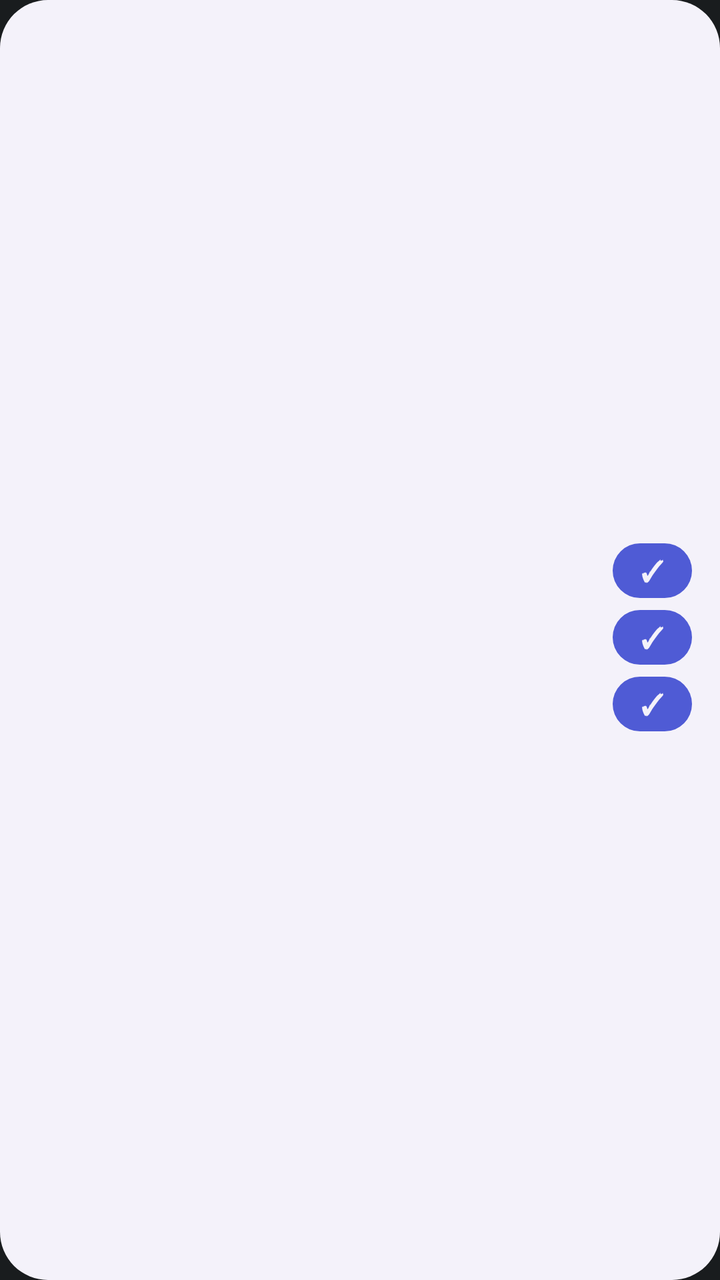
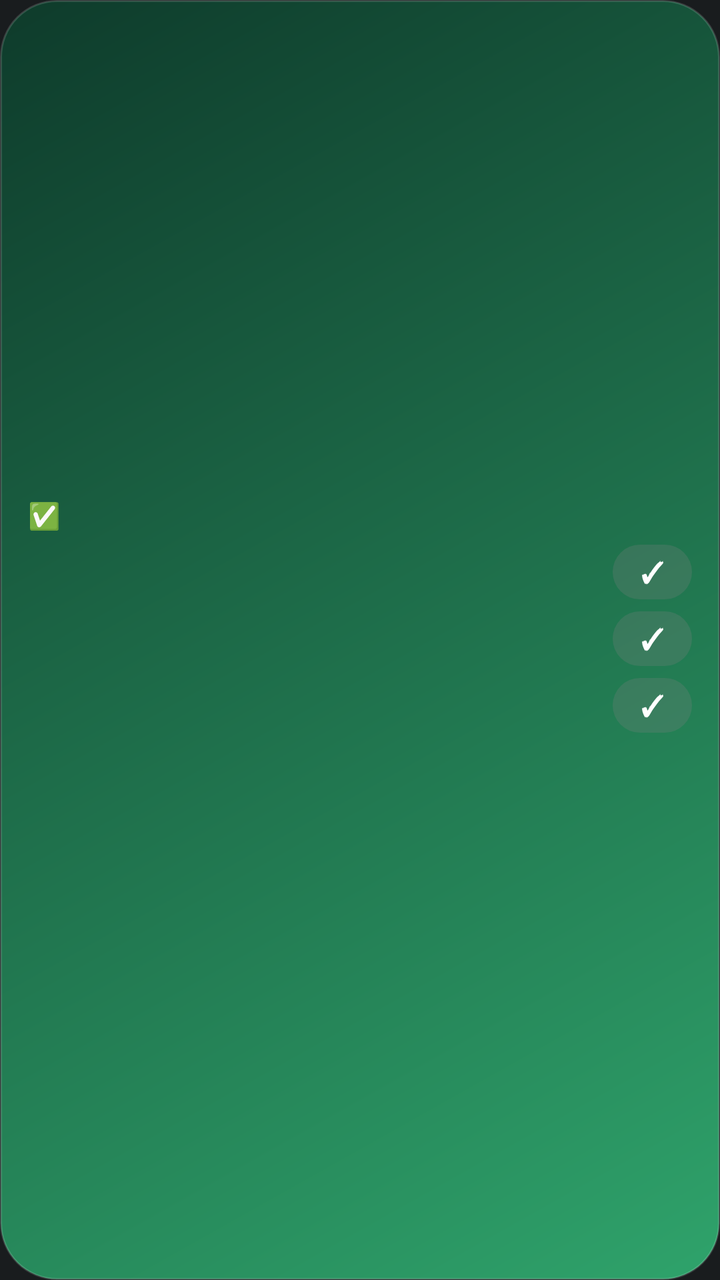

Screens rendered from an Android XML layout before and after an edit, with the pre-edit source and the edit as a unified diff.
<!-- AndroidManifest.xml: application theme android:Theme.DeviceDefault.NoActionBar -->
<!-- res/layout/widget_habits.xml -->
<?xml version="1.0" encoding="utf-8"?>
<LinearLayout xmlns:android="http://schemas.android.com/apk/res/android"
    android:id="@+id/w_root"
    android:layout_width="match_parent"
    android:layout_height="match_parent"
    android:background="@drawable/widget_bg"
    android:gravity="center_vertical"
    android:orientation="vertical"
    android:padding="14dp">

    <TextView
        android:id="@+id/w_title"
        android:layout_width="wrap_content"
        android:layout_height="wrap_content"
        android:maxLines="1"
        android:textColor="@color/widget_text_secondary"
        android:textSize="12sp" />

    <LinearLayout
        android:id="@+id/w_h1"
        android:layout_width="match_parent"
        android:layout_height="wrap_content"
        android:layout_marginTop="6dp"
        android:gravity="center_vertical"
        android:orientation="horizontal">

        <TextView
            android:id="@+id/w_h1_text"
            android:layout_width="0dp"
            android:layout_height="wrap_content"
            android:layout_weight="1"
            android:maxLines="1"
            android:textColor="@color/widget_text"
            android:textSize="14sp" />

        <TextView
            android:id="@+id/w_h1_btn"
            android:layout_width="wrap_content"
            android:layout_height="wrap_content"
            android:background="@drawable/widget_btn_bg"
            android:gravity="center"
            android:paddingLeft="14dp"
            android:paddingTop="4dp"
            android:paddingRight="14dp"
            android:paddingBottom="4dp"
            android:text="✓"
            android:textColor="@color/widget_bg"
            android:textSize="14sp"
            android:textStyle="bold" />
    </LinearLayout>

    <LinearLayout
        android:id="@+id/w_h2"
        android:layout_width="match_parent"
        android:layout_height="wrap_content"
        android:layout_marginTop="6dp"
        android:gravity="center_vertical"
        android:orientation="horizontal">

        <TextView
            android:id="@+id/w_h2_text"
            android:layout_width="0dp"
            android:layout_height="wrap_content"
            android:layout_weight="1"
            android:maxLines="1"
            android:textColor="@color/widget_text"
            android:textSize="14sp" />

        <TextView
            android:id="@+id/w_h2_btn"
            android:layout_width="wrap_content"
            android:layout_height="wrap_content"
            android:background="@drawable/widget_btn_bg"
            android:gravity="center"
            android:paddingLeft="14dp"
            android:paddingTop="4dp"
            android:paddingRight="14dp"
            android:paddingBottom="4dp"
            android:text="✓"
            android:textColor="@color/widget_bg"
            android:textSize="14sp"
            android:textStyle="bold" />
    </LinearLayout>

    <LinearLayout
        android:id="@+id/w_h3"
        android:layout_width="match_parent"
        android:layout_height="wrap_content"
        android:layout_marginTop="6dp"
        android:gravity="center_vertical"
        android:orientation="horizontal">

        <TextView
            android:id="@+id/w_h3_text"
            android:layout_width="0dp"
            android:layout_height="wrap_content"
            android:layout_weight="1"
            android:maxLines="1"
            android:textColor="@color/widget_text"
            android:textSize="14sp" />

        <TextView
            android:id="@+id/w_h3_btn"
            android:layout_width="wrap_content"
            android:layout_height="wrap_content"
            android:background="@drawable/widget_btn_bg"
            android:gravity="center"
            android:paddingLeft="14dp"
            android:paddingTop="4dp"
            android:paddingRight="14dp"
            android:paddingBottom="4dp"
            android:text="✓"
            android:textColor="@color/widget_bg"
            android:textSize="14sp"
            android:textStyle="bold" />
    </LinearLayout>

    <TextView
        android:id="@+id/w_empty"
        android:layout_width="wrap_content"
        android:layout_height="wrap_content"
        android:layout_marginTop="6dp"
        android:textColor="@color/widget_text"
        android:textSize="14sp" />
</LinearLayout>
<!-- resources referenced by this layout -->
<resources>
  <color name="widget_bg">#F4F2FA</color>
  <color name="widget_text">#1B1B1F</color>
  <color name="widget_text_secondary">#5F5C6B</color>
  <!-- drawable widget_bg (drawable) -->
  <?xml version="1.0" encoding="utf-8"?>
  <shape xmlns:android="http://schemas.android.com/apk/res/android" android:shape="rectangle">
      <solid android:color="@color/widget_bg" />
      <corners android:radius="24dp" />
  </shape>
  <!-- drawable widget_btn_bg (drawable) -->
  <?xml version="1.0" encoding="utf-8"?>
  <shape xmlns:android="http://schemas.android.com/apk/res/android" android:shape="rectangle">
      <solid android:color="@color/widget_accent" />
      <corners android:radius="14dp" />
  </shape>
  <color name="widget_accent">#4F5BD5</color>
</resources>

<!-- the commit's change to res/layout/widget_habits.xml (unified diff, before → after) -->
@@ -1,125 +1,26 @@
 <?xml version="1.0" encoding="utf-8"?>
-<LinearLayout xmlns:android="http://schemas.android.com/apk/res/android"
+<FrameLayout xmlns:android="http://schemas.android.com/apk/res/android"
     android:id="@+id/w_root"
     android:layout_width="match_parent"
-    android:layout_height="match_parent"
-    android:background="@drawable/widget_bg"
-    android:gravity="center_vertical"
-    android:orientation="vertical"
-    android:padding="14dp">
-
-    <TextView
-        android:id="@+id/w_title"
-        android:layout_width="wrap_content"
-        android:layout_height="wrap_content"
-        android:maxLines="1"
-        android:textColor="@color/widget_text_secondary"
-        android:textSize="12sp" />
-
-    <LinearLayout
-        android:id="@+id/w_h1"
-        android:layout_width="match_parent"
-        android:layout_height="wrap_content"
-        android:layout_marginTop="6dp"
-        android:gravity="center_vertical"
-        android:orientation="horizontal">
-
-        <TextView
-            android:id="@+id/w_h1_text"
-            android:layout_width="0dp"
-            android:layout_height="wrap_content"
-            android:layout_weight="1"
-            android:maxLines="1"
-            android:textColor="@color/widget_text"
-            android:textSize="14sp" />
-
-        <TextView
-            android:id="@+id/w_h1_btn"
-            android:layout_width="wrap_content"
-            android:layout_height="wrap_content"
-            android:background="@drawable/widget_btn_bg"
-            android:gravity="center"
-            android:paddingLeft="14dp"
-            android:paddingTop="4dp"
-            android:paddingRight="14dp"
-            android:paddingBottom="4dp"
-            android:text="✓"
-            android:textColor="@color/widget_bg"
-            android:textSize="14sp"
-            android:textStyle="bold" />
-    </LinearLayout>
-
-    <LinearLayout
-        android:id="@+id/w_h2"
-        android:layout_width="match_parent"
-        android:layout_height="wrap_content"
-        android:layout_marginTop="6dp"
-        android:gravity="center_vertical"
-        android:orientation="horizontal">
-
-        <TextView
-            android:id="@+id/w_h2_text"
-            android:layout_width="0dp"
-            android:layout_height="wrap_content"
-            android:layout_weight="1"
-            android:maxLines="1"
-            android:textColor="@color/widget_text"
-            android:textSize="14sp" />
-
-        <TextView
-            android:id="@+id/w_h2_btn"
-            android:layout_width="wrap_content"
-            android:layout_height="wrap_content"
-            android:background="@drawable/widget_btn_bg"
-            android:gravity="center"
-            android:paddingLeft="14dp"
-            android:paddingTop="4dp"
-            android:paddingRight="14dp"
-            android:paddingBottom="4dp"
-            android:text="✓"
-            android:textColor="@color/widget_bg"
-            android:textSize="14sp"
-            android:textStyle="bold" />
-    </LinearLayout>
-
-    <LinearLayout
-        android:id="@+id/w_h3"
-        android:layout_width="match_parent"
-        android:layout_height="wrap_content"
-        android:layout_marginTop="6dp"
-        android:gravity="center_vertical"
-        android:orientation="horizontal">
-
-        <TextView
-            android:id="@+id/w_h3_text"
-            android:layout_width="0dp"
-            android:layout_height="wrap_content"
-            android:layout_weight="1"
-            android:maxLines="1"
-            android:textColor="@color/widget_text"
-            android:textSize="14sp" />
-
-        <TextView
-            android:id="@+id/w_h3_btn"
-            android:layout_width="wrap_content"
-            android:layout_height="wrap_content"
-            android:background="@drawable/widget_btn_bg"
-            android:gravity="center"
-            android:paddingLeft="14dp"
-            android:paddingTop="4dp"
-            android:paddingRight="14dp"
-            android:paddingBottom="4dp"
-            android:text="✓"
-            android:textColor="@color/widget_bg"
-            android:textSize="14sp"
-            android:textStyle="bold" />
-    </LinearLayout>
-
-    <TextView
-        android:id="@+id/w_empty"
-        android:layout_width="wrap_content"
-        android:layout_height="wrap_content"
-        android:layout_marginTop="6dp"
-        android:textColor="@color/widget_text"
-        android:textSize="14sp" />
+    android:layout_height="match_parent">
+<ImageView android:id="@+id/w_bg" android:layout_width="match_parent" android:layout_height="match_parent" android:contentDescription="@null" android:scaleType="fitXY" android:src="@drawable/wbg_sig_habits" />
+<LinearLayout android:layout_width="match_parent" android:layout_height="match_parent" android:orientation="vertical" android:gravity="center_vertical" android:padding="14dp">
+<LinearLayout android:layout_width="wrap_content" android:layout_height="wrap_content" android:orientation="horizontal" android:gravity="center_vertical">
+<TextView android:layout_width="wrap_content" android:layout_height="wrap_content" android:maxLines="1" android:ellipsize="end" android:textColor="#FFD3FF9E" android:textSize="13sp" android:text="✅" />
+<TextView android:id="@+id/w_title" android:layout_width="wrap_content" android:layout_height="wrap_content" android:layout_marginStart="6dp" android:maxLines="1" android:ellipsize="end" android:textColor="#FFD3FF9E" android:textSize="11sp" android:textStyle="bold" android:textAllCaps="true" />
 </LinearLayout>
+<LinearLayout android:id="@+id/w_h1" android:layout_width="match_parent" android:layout_height="wrap_content" android:orientation="horizontal" android:gravity="center_vertical" android:layout_marginTop="6dp">
+<TextView android:id="@+id/w_h1_text" android:layout_width="0dp" android:layout_height="wrap_content" android:layout_weight="1" android:maxLines="1" android:ellipsize="end" android:textColor="#FFFFFFFF" android:textSize="14sp" />
+<TextView android:id="@+id/w_h1_btn" android:layout_width="wrap_content" android:layout_height="wrap_content" android:maxLines="1" android:ellipsize="end" android:textColor="#FFFFFFFF" android:textSize="14sp" android:textStyle="bold" android:gravity="center" android:text="✓" android:background="@drawable/wbtn" android:paddingLeft="14dp" android:paddingRight="14dp" android:paddingTop="4dp" android:paddingBottom="4dp" />
+</LinearLayout>
+<LinearLayout android:id="@+id/w_h2" android:layout_width="match_parent" android:layout_height="wrap_content" android:orientation="horizontal" android:gravity="center_vertical" android:layout_marginTop="6dp">
+<TextView android:id="@+id/w_h2_text" android:layout_width="0dp" android:layout_height="wrap_content" android:layout_weight="1" android:maxLines="1" android:ellipsize="end" android:textColor="#FFFFFFFF" android:textSize="14sp" />
+<TextView android:id="@+id/w_h2_btn" android:layout_width="wrap_content" android:layout_height="wrap_content" android:maxLines="1" android:ellipsize="end" android:textColor="#FFFFFFFF" android:textSize="14sp" android:textStyle="bold" android:gravity="center" android:text="✓" android:background="@drawable/wbtn" android:paddingLeft="14dp" android:paddingRight="14dp" android:paddingTop="4dp" android:paddingBottom="4dp" />
+</LinearLayout>
+<LinearLayout android:id="@+id/w_h3" android:layout_width="match_parent" android:layout_height="wrap_content" android:orientation="horizontal" android:gravity="center_vertical" android:layout_marginTop="6dp">
+<TextView android:id="@+id/w_h3_text" android:layout_width="0dp" android:layout_height="wrap_content" android:layout_weight="1" android:maxLines="1" android:ellipsize="end" android:textColor="#FFFFFFFF" android:textSize="14sp" />
+<TextView android:id="@+id/w_h3_btn" android:layout_width="wrap_content" android:layout_height="wrap_content" android:maxLines="1" android:ellipsize="end" android:textColor="#FFFFFFFF" android:textSize="14sp" android:textStyle="bold" android:gravity="center" android:text="✓" android:background="@drawable/wbtn" android:paddingLeft="14dp" android:paddingRight="14dp" android:paddingTop="4dp" android:paddingBottom="4dp" />
+</LinearLayout>
+<TextView android:id="@+id/w_empty" android:layout_width="wrap_content" android:layout_height="wrap_content" android:layout_marginTop="6dp" android:maxLines="1" android:ellipsize="end" android:textColor="#FFFFFFFF" android:textSize="14sp" />
+</LinearLayout>
+</FrameLayout>
<!-- resource entries referenced after the edit -->
@@ -1,20 +1,17 @@
 <!-- resources referenced by this layout -->
 <resources>
-  <color name="widget_bg">#F4F2FA</color>
-  <color name="widget_text">#1B1B1F</color>
-  <color name="widget_text_secondary">#5F5C6B</color>
-  <!-- drawable widget_bg (drawable) -->
+  <!-- drawable wbg_sig_habits (drawable) -->
   <?xml version="1.0" encoding="utf-8"?>
   <shape xmlns:android="http://schemas.android.com/apk/res/android" android:shape="rectangle">
-      <solid android:color="@color/widget_bg" />
-      <corners android:radius="24dp" />
+      <gradient android:angle="315" android:endColor="#FF2FA36B" android:startColor="#FF0E3B2B" />
+      <corners android:radius="28dp" />
+      <stroke android:width="1dp" android:color="#26FFFFFF" />
   </shape>
-  <!-- drawable widget_btn_bg (drawable) -->
+  <!-- drawable wbtn (drawable) -->
   <?xml version="1.0" encoding="utf-8"?>
   <shape xmlns:android="http://schemas.android.com/apk/res/android" android:shape="rectangle">
-      <solid android:color="@color/widget_accent" />
+      <solid android:color="#40808080" />
       <corners android:radius="14dp" />
   </shape>
-  <color name="widget_accent">#4F5BD5</color>
 </resources>
 
